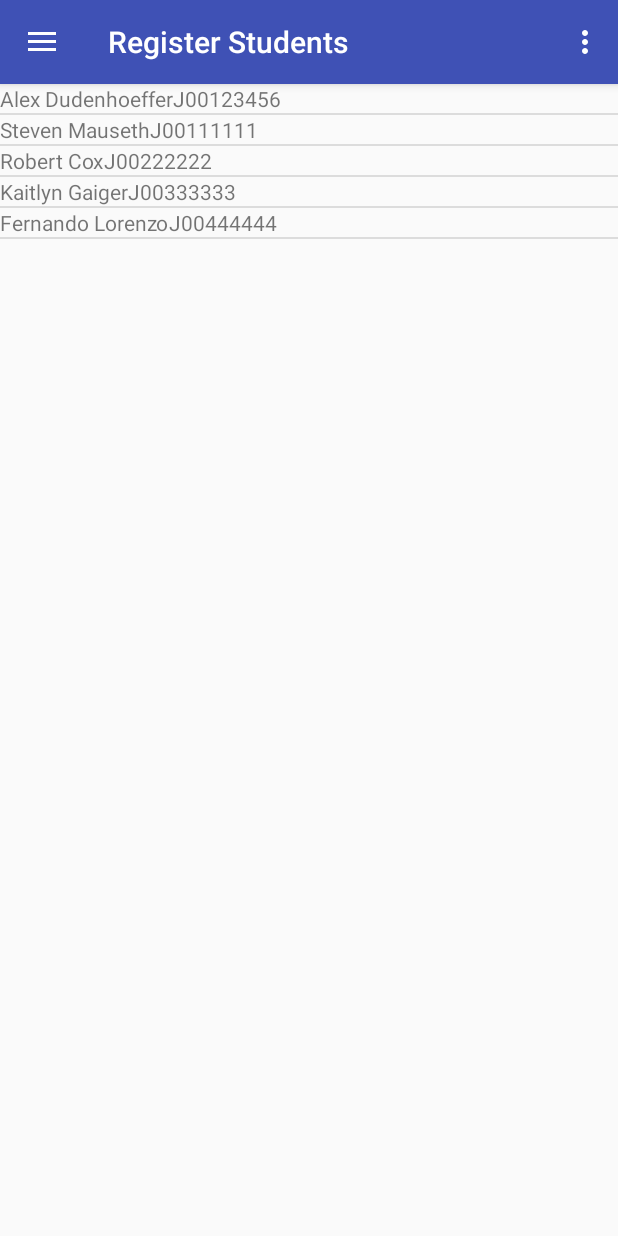
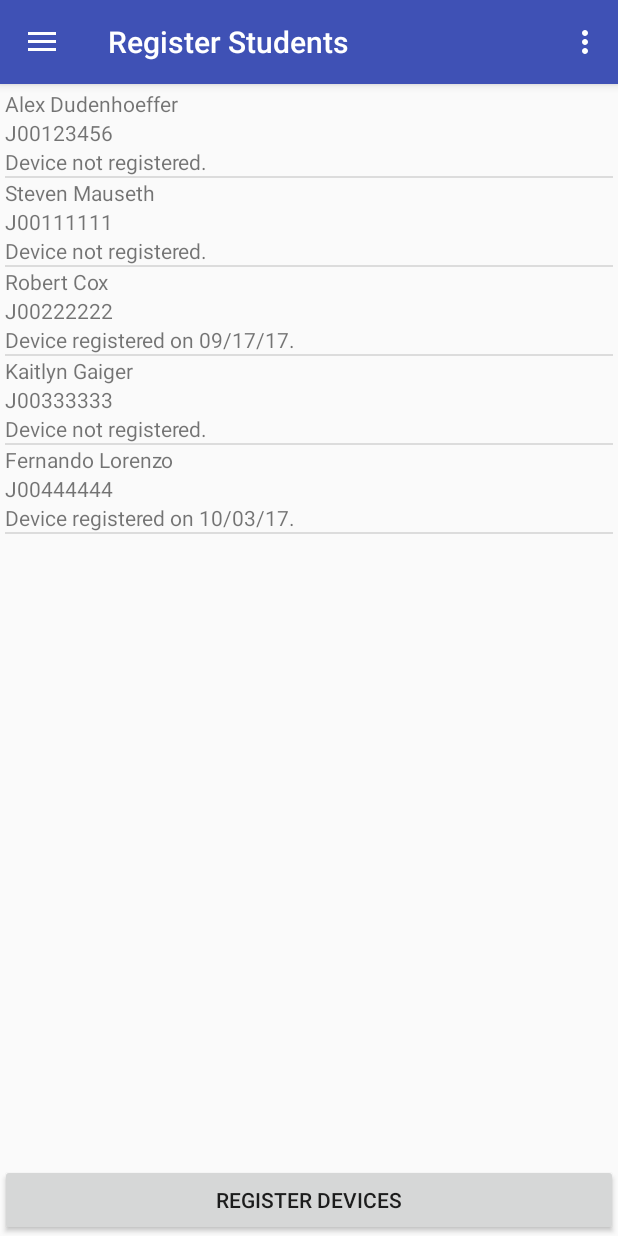
Before and after one commit to rcc1622/BluetoothAttendee, an Android app: the fragment RegistrationFragment placed in its activity, on a phone screen of 412 x 824 dp. Run offline under Robolectric (Android 15) with nearby library versions, the phone set to English and light mode, and no system bars.

Commit message:
Update RegistrationFragment Layout
Add better formatting for the RegistrationFragment ListView.

```diff
--- a/app/src/main/java/com/csc_331_jagwares/bluetoothattendee/RegistrationFragment.java
+++ b/app/src/main/java/com/csc_331_jagwares/bluetoothattendee/RegistrationFragment.java
@@ -8,6 +8,7 @@ import android.view.LayoutInflater;
 import android.view.View;
 import android.view.ViewGroup;
 import android.widget.AdapterView;
+import android.widget.Button;
 import android.widget.ListView;
 
 import java.util.ArrayList;
@@ -44,11 +45,34 @@ public class RegistrationFragment extends Fragment {
         StudentEntry student4 = new StudentEntry("Kaitlyn Gaiger", "J00333333");
         StudentEntry student5 = new StudentEntry("Fernando Lorenzo", "J00444444");
 
+        student3.setDeviceRegisteredDate("09/17/17");
+        student5.setDeviceRegisteredDate("10/03/17");
+
         studentEntries.add(student1);
         studentEntries.add(student2);
         studentEntries.add(student3);
         studentEntries.add(student4);
         studentEntries.add(student5);
+
+        final Button registerDevicesBtn = (Button) view.findViewById(R.id.registerDevicesBtn);
+
+
+        registerDevicesBtn.setOnClickListener(new View.OnClickListener()
+        {
+            boolean clicked = false;
+
+            @Override
+            public void onClick(View v)
+            {
+                if (clicked) {
+                    registerDevicesBtn.setText("Register Devices");
+                    clicked = false;
+                } else {
+                    registerDevicesBtn.setText("Stop Registering Devices");
+                    clicked = true;
+                }
+            }
+        });
 
         // Add the studentes from the ArrayList to the ListView.
         populateListView(view, studentEntries);
--- a/app/src/main/java/com/csc_331_jagwares/bluetoothattendee/StudentEntry.java
+++ b/app/src/main/java/com/csc_331_jagwares/bluetoothattendee/StudentEntry.java
@@ -13,10 +13,12 @@ public class StudentEntry implements Parcelable {
 
     private String name;
     private String id;
+    private String deviceRegisteredDate;
 
     public StudentEntry(String name, String id){
         this.name = name;
         this.id = id;
+        this.deviceRegisteredDate = null;
     }
 
     void setName(String name) {
@@ -27,6 +29,10 @@ public class StudentEntry implements Parcelable {
         this.id = id;
     }
 
+    void setDeviceRegisteredDate(String deviceRegisteredDate) {
+        this.deviceRegisteredDate = deviceRegisteredDate;
+    }
+
     String getName(){
         return this.name;
     }
@@ -35,15 +41,21 @@ public class StudentEntry implements Parcelable {
         return this.id;
     }
 
+    String getDeviceRegisteredDate() {
+        return this.deviceRegisteredDate;
+    }
+
     protected StudentEntry(Parcel in) {
         name = in.readString();
         id = in.readString();
+        deviceRegisteredDate = in.readString();
     }
 
     @Override
     public void writeToParcel(Parcel dest, int flags) {
         dest.writeString(name);
         dest.writeString(id);
+        dest.writeString(deviceRegisteredDate);
     }
 
     @Override
--- a/app/src/main/java/com/csc_331_jagwares/bluetoothattendee/StudentEntryAdapter.java
+++ b/app/src/main/java/com/csc_331_jagwares/bluetoothattendee/StudentEntryAdapter.java
@@ -35,10 +35,17 @@ public class StudentEntryAdapter extends ArrayAdapter {
         StudentEntry studentEntry = (StudentEntry) getItem(position);
         TextView tvStudentName = view.findViewById(R.id.tvStudentName);
         TextView tvStudentId = view.findViewById(R.id.tvStudentId);
+        TextView tvStudentDeviceRegistered = view.findViewById(R.id.tvStudentDeviceRegistered);
 
         if (studentEntry != null) {
             tvStudentName.setText(studentEntry.getName());
             tvStudentId.setText(studentEntry.getId());
+
+            if (studentEntry.getDeviceRegisteredDate() != null) {
+                tvStudentDeviceRegistered.setText("Device registered on "
+                                                    + studentEntry.getDeviceRegisteredDate()
+                                                    + ".");
+            }
         }
 
         return view;
--- a/app/src/main/res/layout/fragment_registration.xml
+++ b/app/src/main/res/layout/fragment_registration.xml
@@ -1,12 +1,21 @@
-<FrameLayout xmlns:android="http://schemas.android.com/apk/res/android"
+<RelativeLayout xmlns:android="http://schemas.android.com/apk/res/android"
     xmlns:tools="http://schemas.android.com/tools"
     android:layout_width="match_parent"
     android:layout_height="match_parent"
     tools:context="com.csc_331_jagwares.bluetoothattendee.RegistrationFragment">
 
+    <Button
+        android:id="@+id/registerDevicesBtn"
+        android:layout_width="match_parent"
+        android:layout_height="wrap_content"
+        android:layout_alignParentBottom="true"
+        android:text="Register Devices" />
+
     <ListView
         android:id="@+id/lvStudentList"
+        android:layout_height="match_parent"
         android:layout_width="match_parent"
-        android:layout_height="match_parent" />
+        android:padding="3dip"
+        android:layout_above="@id/registerDevicesBtn" />
 
-</FrameLayout>
+</RelativeLayout>
--- a/app/src/main/res/layout/student_entry.xml
+++ b/app/src/main/res/layout/student_entry.xml
@@ -1,21 +1,28 @@
 <?xml version="1.0" encoding="utf-8"?>
 <LinearLayout xmlns:android="http://schemas.android.com/apk/res/android"
     android:layout_width="match_parent"
-    android:layout_height="match_parent">
+    android:layout_height="match_parent"
+    android:orientation="vertical" >
 
     <TextView
+        android:id="@+id/tvStudentName"
         android:layout_width="wrap_content"
         android:layout_height="wrap_content"
-        android:id="@+id/tvStudentName"
-        android:text="Name: ">
+        android:text="">
     </TextView>
 
     <TextView
+        android:id="@+id/tvStudentId"
         android:layout_width="wrap_content"
         android:layout_height="wrap_content"
-        android:id="@+id/tvStudentId"
-        android:text="ID: ">
+        android:text="">
+    </TextView>
 
+    <TextView
+        android:id="@+id/tvStudentDeviceRegistered"
+        android:layout_width="wrap_content"
+        android:layout_height="wrap_content"
+        android:text="Device not registered.">
     </TextView>
 
 </LinearLayout>
```
